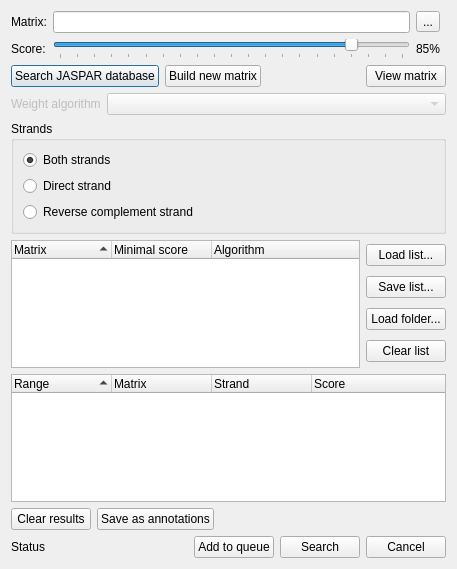
Qt form src/plugins/weight_matrix/src/ui/PWMSearchDialog.ui (violethaze74/ugene) before a commit.
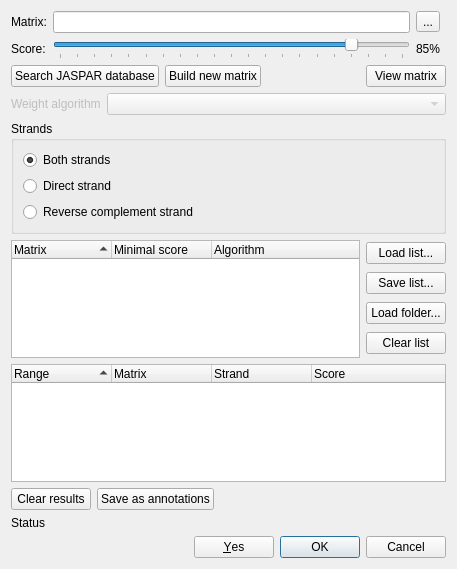
The same form after that commit.

Commit message: Help system for all dialogs, UI improvements for all dialogs.

Patch:
```diff
--- a/src/plugins/weight_matrix/src/ui/PWMSearchDialog.ui
+++ b/src/plugins/weight_matrix/src/ui/PWMSearchDialog.ui
@@ -344,42 +344,15 @@
        </property>
       </widget>
      </item>
-     <item>
-      <spacer name="horizontalSpacer_4">
-       <property name="orientation">
-        <enum>Qt::Horizontal</enum>
-       </property>
-       <property name="sizeHint" stdset="0">
-        <size>
-         <width>40</width>
-         <height>20</height>
-        </size>
-       </property>
-      </spacer>
-     </item>
-     <item>
-      <widget class="QPushButton" name="queueButton">
-       <property name="text">
-        <string>Add to queue</string>
-       </property>
-      </widget>
-     </item>
-     <item>
-      <widget class="QPushButton" name="pbSearch">
-       <property name="text">
-        <string>Search</string>
-       </property>
-      </widget>
-     </item>
-     <item>
-      <widget class="QPushButton" name="pbClose">
-       <property name="text">
-        <string>Cancel</string>
-       </property>
-      </widget>
-     </item>
     </layout>
    </item>
+   <item>
+    <widget class="QDialogButtonBox" name="buttonBox">
+     <property name="standardButtons">
+      <set>QDialogButtonBox::Cancel|QDialogButtonBox::Ok|QDialogButtonBox::Yes</set>
+     </property>
+    </widget>
+   </item>
   </layout>
  </widget>
  <resources/>
```
The commit also changes 309 other files.
